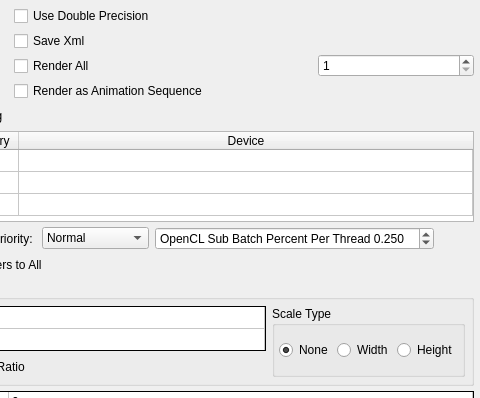
Old version of the form Source/Fractorium/FinalRenderDialog.ui in the repository typpos/fractorium; both pictures show x 108 to 588 and y 0 to 398 of the 588 by 838 pixel window.
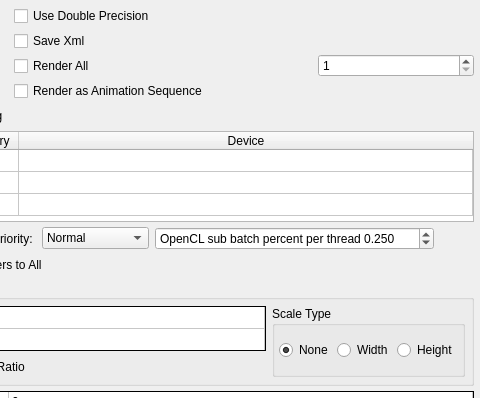
New version of the form.

Patch:
```diff
--- a/Source/Fractorium/FinalRenderDialog.ui
+++ b/Source/Fractorium/FinalRenderDialog.ui
@@ -442,7 +442,7 @@
             <string>&lt;html&gt;&lt;head/&gt;&lt;body&gt;&lt;p&gt;The percentage of a sub batch to execute on each thread per kernel call when using OpenCL. Default: 0.025 (256 iters).&lt;/p&gt;&lt;p&gt;Increase this number for slightly faster render times.&lt;/p&gt;&lt;p&gt;Note that this can cause a crash and subsequent restart of the graphics driver if each kernel call takes too long. So reduce the value if you encounter such a problem.&lt;/p&gt;&lt;/body&gt;&lt;/html&gt;</string>
            </property>
            <property name="prefix">
-            <string>OpenCL Sub Batch Percent Per Thread </string>
+            <string>OpenCL sub batch percent per thread </string>
            </property>
            <property name="decimals">
             <number>3</number>
```
Left out of the diff: 2 changed lines with no effect on the pictures.
